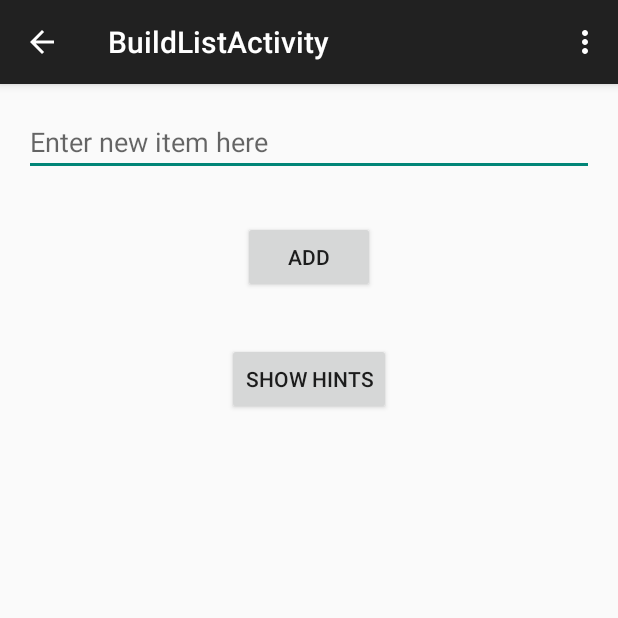
After one commit to GRappolt/GoldenKey, an Android app: the BuildListActivity screen opened directly, with no data from a screen before it, on a phone screen of 412 x 824 dp, the top half of it. The commit adds this screen. Run offline under Robolectric (Android 15) with nearby library versions, the phone set to English and light mode, and no system bars.

Commit message:
Add the Build List activity - just the screen, almost completely non-functional at this point.

```diff
--- /dev/null
+++ b/app/src/main/java/com/roachcitysoftware/goldenkey/BuildListActivity.java
@@ -0,0 +1,44 @@
+package com.roachcitysoftware.goldenkey;
+
+import android.support.v7.app.AppCompatActivity;
+import android.os.Bundle;
+import android.util.Log;
+import android.view.Menu;
+import android.view.MenuItem;
+
+public class BuildListActivity extends AppCompatActivity {
+
+    private static final String TAG = BuildListActivity.class.getSimpleName();
+
+    @Override
+    protected void onCreate(Bundle savedInstanceState) {
+        super.onCreate(savedInstanceState);
+        setContentView(R.layout.activity_build_list);
+        Log.d(TAG, "onCreate");
+    }
+
+
+    @Override
+    public boolean onCreateOptionsMenu(Menu menu) {
+        // Inflate the menu; this adds items to the action bar if it is present.
+        getMenuInflater().inflate(R.menu.menu_build_list, menu);
+        Log.d(TAG, "onCreateOptionsMenu");
+        return true;
+    }
+
+    @Override
+    public boolean onOptionsItemSelected(MenuItem item) {
+        // Handle action bar item clicks here. The action bar will
+        // automatically handle clicks on the Home/Up button, so long
+        // as you specify a parent activity in AndroidManifest.xml.
+        int id = item.getItemId();
+        Log.d(TAG, "onOptionsItemSelected item " + id);
+
+        //noinspection SimplifiableIfStatement
+        if (id == R.id.action_settings) {
+            return true;
+        }
+
+        return super.onOptionsItemSelected(item);
+    }
+}
--- /dev/null
+++ b/app/src/main/java/com/roachcitysoftware/goldenkey/BuildListActivityFragment.java
@@ -0,0 +1,27 @@
+package com.roachcitysoftware.goldenkey;
+
+import android.support.v4.app.Fragment;
+import android.os.Bundle;
+import android.util.Log;
+import android.view.LayoutInflater;
+import android.view.View;
+import android.view.ViewGroup;
+
+/**
+ * A placeholder fragment containing a simple view.
+ */
+public class BuildListActivityFragment extends Fragment {
+
+    private static final String TAG = BuildListActivityFragment.class.getSimpleName();
+
+    public BuildListActivityFragment() {
+    }
+
+    @Override
+    public View onCreateView(LayoutInflater inflater, ViewGroup container,
+                             Bundle savedInstanceState) {
+        View v = inflater.inflate(R.layout.fragment_build_list, container, false);
+        Log.d(TAG, "onCreateView");
+        return v;
+    }
+}
--- /dev/null
+++ b/app/src/main/res/layout/activity_build_list.xml
@@ -0,0 +1,5 @@
+<fragment xmlns:android="http://schemas.android.com/apk/res/android"
+    xmlns:tools="http://schemas.android.com/tools" android:id="@+id/fragment"
+    android:name="com.roachcitysoftware.goldenkey.BuildListActivityFragment"
+    tools:layout="@layout/fragment_build_list" android:layout_width="match_parent"
+    android:layout_height="match_parent" />
--- /dev/null
+++ b/app/src/main/res/layout/fragment_build_list.xml
@@ -0,0 +1,45 @@
+<RelativeLayout xmlns:android="http://schemas.android.com/apk/res/android"
+    xmlns:tools="http://schemas.android.com/tools" android:layout_width="match_parent"
+    android:layout_height="match_parent" android:paddingLeft="@dimen/activity_horizontal_margin"
+    android:paddingRight="@dimen/activity_horizontal_margin"
+    android:paddingTop="@dimen/activity_vertical_margin"
+    android:paddingBottom="@dimen/activity_vertical_margin"
+    tools:context="com.roachcitysoftware.goldenkey.BuildListActivityFragment">
+
+    <EditText
+        android:hint="Enter new item here"
+        android:id="@+id/new_list_items"
+        android:layout_width="match_parent"
+        android:layout_height="wrap_content"
+        android:layout_alignParentTop="true"
+        android:inputType="textMultiLine"
+        android:editable="true"/>
+
+    <Button
+        android:layout_width="wrap_content"
+        android:layout_height="wrap_content"
+        android:text="Add"
+        android:id="@+id/add_button"
+        android:layout_below="@+id/new_list_items"
+        android:layout_centerHorizontal="true"
+        android:layout_marginTop="30dp" />
+
+    <Button
+        android:layout_width="wrap_content"
+        android:layout_height="wrap_content"
+        android:text="Show Hints"
+        android:id="@+id/hint_button"
+        android:layout_below="@+id/add_button"
+        android:layout_centerHorizontal="true"
+        android:layout_marginTop="33dp" />
+
+    <TextView
+        android:text=""
+        android:id="@+id/hint_items"
+        android:layout_width="match_parent"
+        android:layout_height="wrap_content"
+        android:layout_below="@+id/hint_button"
+        android:editable="false"
+        android:visibility="invisible"/>
+
+</RelativeLayout>
--- /dev/null
+++ b/app/src/main/res/menu/menu_build_list.xml
@@ -0,0 +1,7 @@
+<menu xmlns:android="http://schemas.android.com/apk/res/android"
+    xmlns:app="http://schemas.android.com/apk/res-auto"
+    xmlns:tools="http://schemas.android.com/tools"
+    tools:context="com.roachcitysoftware.goldenkey.BuildListActivity">
+    <item android:id="@+id/action_settings" android:title="@string/action_settings"
+        android:orderInCategory="100" app:showAsAction="never" />
+</menu>
--- a/app/src/main/res/values/strings.xml
+++ b/app/src/main/res/values/strings.xml
@@ -61,4 +61,5 @@
         <item>that shouldn\'t stop you from adding to your list.  Keep growing the list as long as </item>
         <item>you keep practicing.</item>
     </string-array>
+    <string name="title_activity_build_list">BuildListActivity</string>
 </resources>
```
Also changed, not shown: app/src/main/AndroidManifest.xml (+14 -0 lines), app/src/main/java/com/roachcitysoftware/goldenkey/MainActivityFragment.java (+8 -1 lines).
